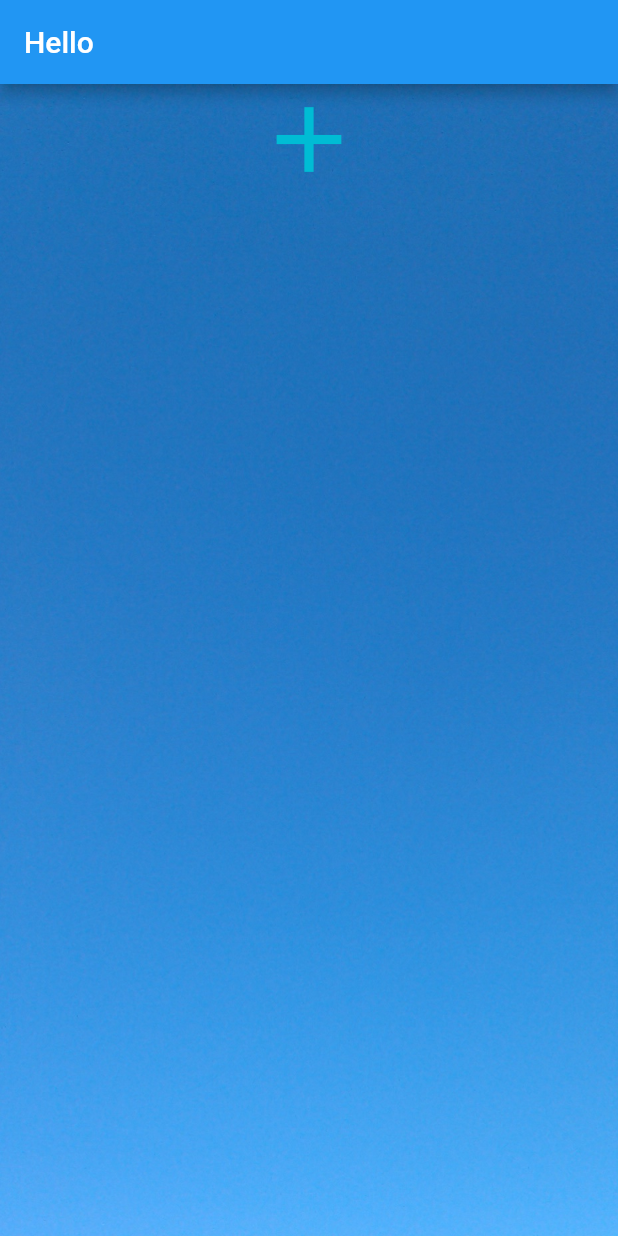
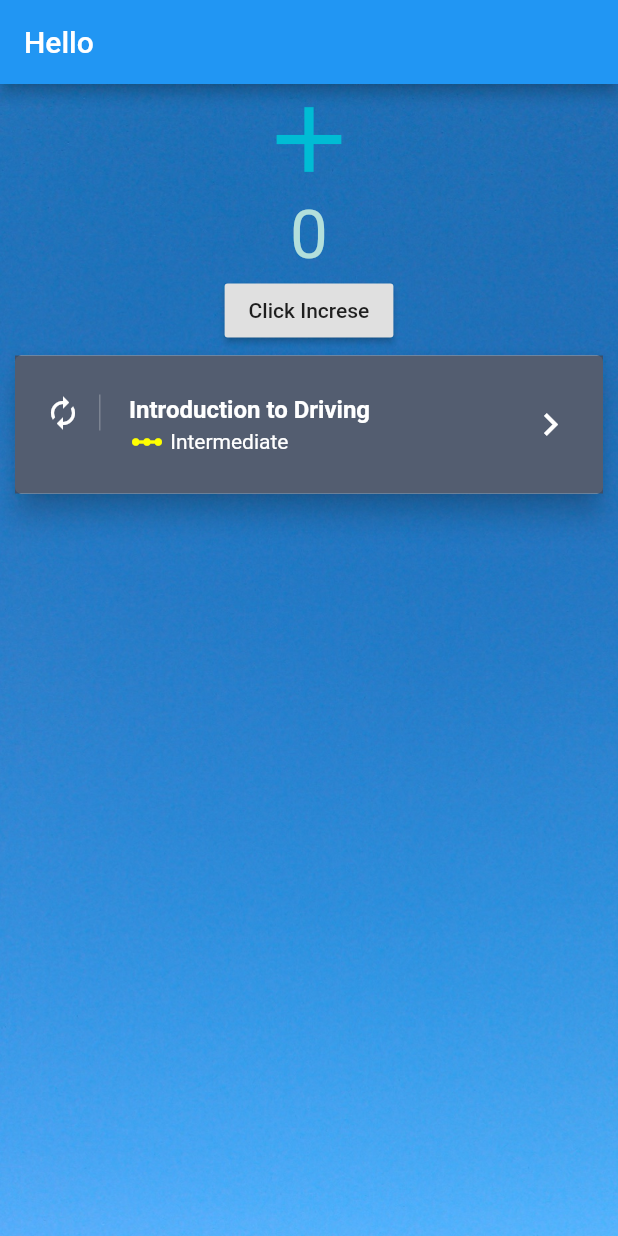
Before and after one commit to Raman-Kumar/uirememberFlutter, a Flutter app: the screen it shows after launch, on a phone screen of 412 x 824 dp. Run offline on Flutter 3.47's test engine with Material 2 defaults, Android fonts, the phone set to English and light mode, and no system bars; our stand-ins replace image_picker.

Commit message:
a sample list view

```diff
--- a/lib/main.dart
+++ b/lib/main.dart
@@ -1,4 +1,6 @@
 import 'package:flutter/material.dart';
+import 'package:image_picker/image_picker.dart';
+// import 'package:image';
 
 void main() => runApp(MyApp());
 
@@ -19,14 +21,26 @@ class MyApp extends StatelessWidget {
 class MyHomePage extends StatefulWidget {
   MyHomePage({Key key, this.title}) : super(key: key);
   final String title;
-
   @override
   _MyHomePageState createState() => _MyHomePageState();
 }
 
 class _MyHomePageState extends State<MyHomePage> {
+  int _counter = 0;
+  int _ok = 0;
+
   @override
   Widget build(BuildContext context) {
+
+Future getImage() async {
+      var image = await ImagePicker.pickImage(source: ImageSource.gallery);
+
+      setState(() {
+        // _image = image;
+          // print('Image Path $_image');
+      });
+    }
+
     return Scaffold(
         appBar: AppBar(
           title: Text(widget.title),
@@ -42,9 +56,58 @@ class _MyHomePageState extends State<MyHomePage> {
           child: Column(
             mainAxisAlignment: MainAxisAlignment.start,
             children: <Widget>[
-            Icon(Icons.add, size: 74.0,color: Colors.cyan,),
-           ],),
-      )
+              Icon(
+                Icons.add,
+                size: 74.0,
+                color: Colors.cyan,
+              ),
+              new Text(
+                _counter.toString(),
+                style: TextStyle(color: Colors.teal[100],fontSize: 45.0),
+              ),
+              RaisedButton(
+                onPressed: () {
+                  _counter++;
+                  setState(() {});
+                },
+                child: Text("Click Increse"),
+              ),
+              makeCard
+            ],
+          ),
+        ));
+  }
+
+  final makeCard = Card(
+      elevation: 8.0,
+      margin: new EdgeInsets.symmetric(horizontal: 10.0, vertical: 6.0),
+      child: Container(
+        decoration: BoxDecoration(color: Color.fromRGBO(64, 75, 96, .9)),
+        child: makeListTile,
+      ),
     );
+
+    static final makeListTile = ListTile(
+        contentPadding: EdgeInsets.symmetric(horizontal: 20.0, vertical: 10.0),
+        leading: Container(
+          padding: EdgeInsets.only(right: 12.0),
+          decoration: new BoxDecoration(
+              border: new Border(
+                  right: new BorderSide(width: 1.0, color: Colors.white24))),
+          child: Icon(Icons.autorenew, color: Colors.white),
+        ),
+        title: Text(
+          "Introduction to Driving",
+          style: TextStyle(color: Colors.white, fontWeight: FontWeight.bold),
+        ),
+        // subtitle: Text("Intermediate", style: TextStyle(color: Colors.white)),
+
+        subtitle: Row(
+          children: <Widget>[
+            Icon(Icons.linear_scale, color: Colors.yellowAccent),
+            Text(" Intermediate", style: TextStyle(color: Colors.white))
+          ],
+        ),
+        trailing:
+            Icon(Icons.keyboard_arrow_right, color: Colors.white, size: 30.0));
 }
-}
--- a/pubspec.yaml
+++ b/pubspec.yaml
@@ -22,7 +22,9 @@ dependencies:
 
   # The following adds the Cupertino Icons font to your application.
   # Use with the CupertinoIcons class for iOS style icons.
+  image_picker:
   cupertino_icons: ^0.1.2
+
 
 dev_dependencies:
   flutter_test:
```
Also changed, not shown: pubspec.lock, 3 other files. Lines whose indentation alone changed are shown as unchanged.
